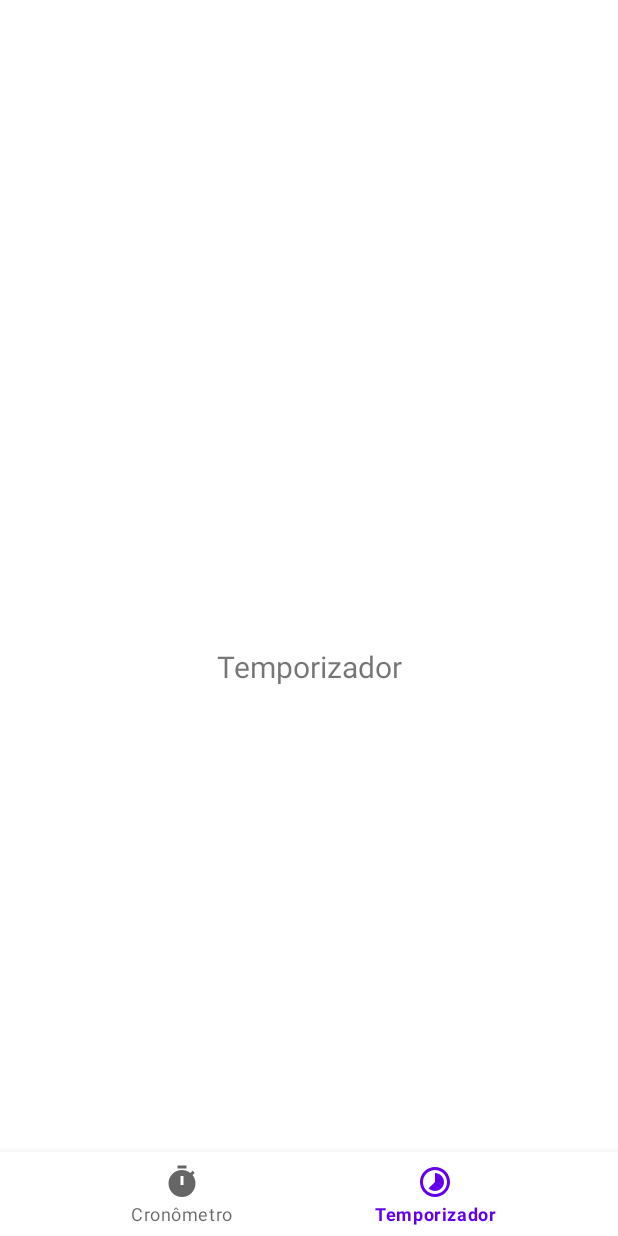
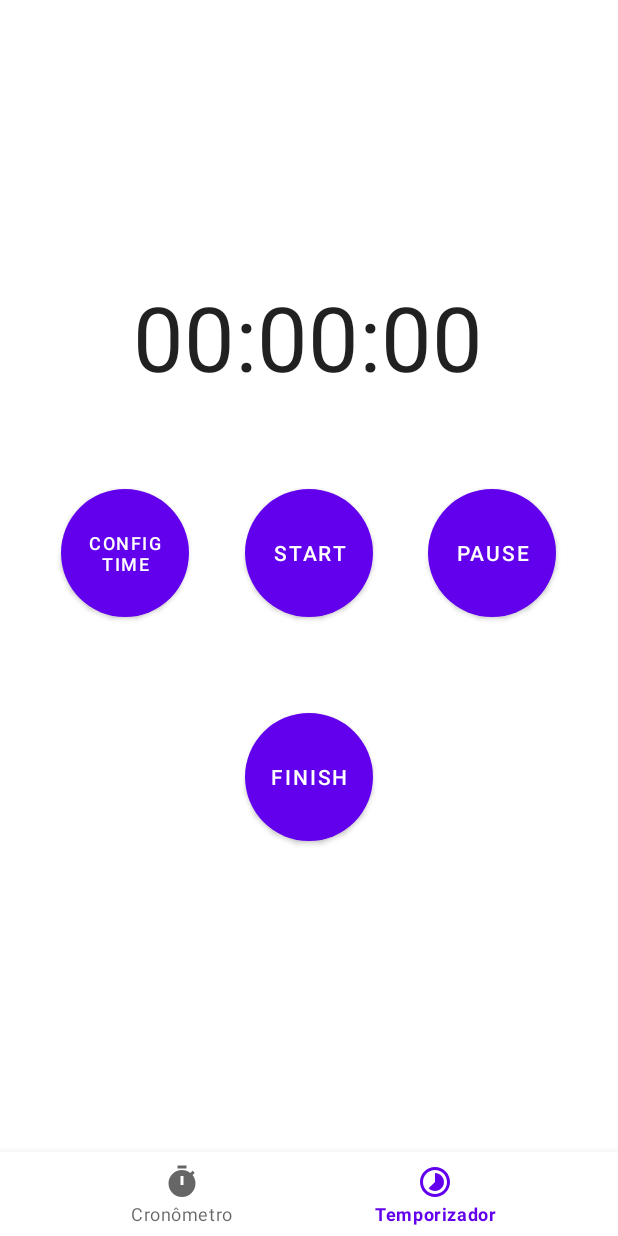
Before and after one commit to Galleazzo/TimeWatchAPP, an Android app: the TimerWatchFragment screen opened through its navigation route, on a phone screen of 412 x 824 dp. Run offline under Robolectric (Android 15) with nearby library versions, the phone set to English and light mode, and no system bars; our stand-ins replace navigation-ui.

Commit message:
Commit Jackson

```diff
--- a/app/src/main/java/br/com/fmu/stopwatchapp/MainActivity.java
+++ b/app/src/main/java/br/com/fmu/stopwatchapp/MainActivity.java
@@ -1,8 +1,6 @@
 package br.com.fmu.stopwatchapp;
 
 import android.os.Bundle;
-import android.view.Window;
-import android.view.WindowManager;
 
 import com.google.android.material.bottomnavigation.BottomNavigationView;
 
@@ -30,11 +28,10 @@ public class MainActivity extends AppCompatActivity {
 
         BottomNavigationView navView = findViewById(R.id.nav_view);
         AppBarConfiguration appBarConfiguration = new AppBarConfiguration.Builder(
-                 R.id.navigation_timer, R.id.navigation_TimeWatch)
+                R.id.navigation_timer, R.id.navigation_TimeWatch)
                 .build();
         NavController navController = Navigation.findNavController(this, R.id.nav_host_fragment_activity_main);
         NavigationUI.setupActionBarWithNavController(this, navController, appBarConfiguration);
         NavigationUI.setupWithNavController(binding.navView, navController);
     }
-
 }
--- a/app/src/main/java/br/com/fmu/stopwatchapp/ui/timerwatch/TimerWatchFragment.java
+++ b/app/src/main/java/br/com/fmu/stopwatchapp/ui/timerwatch/TimerWatchFragment.java
@@ -1,18 +1,34 @@
 package br.com.fmu.stopwatchapp.ui.timerwatch;
 
+import android.app.TimePickerDialog;
 import android.os.Bundle;
+import android.os.CountDownTimer;
 import android.view.LayoutInflater;
 import android.view.View;
 import android.view.ViewGroup;
+import android.widget.Button;
 import android.widget.TextView;
+import android.widget.TimePicker;
 
 import androidx.annotation.NonNull;
 import androidx.fragment.app.Fragment;
 import androidx.lifecycle.ViewModelProvider;
 
+import java.util.Locale;
+
 import br.com.fmu.stopwatchapp.databinding.FragmentTimerwatchBinding;
 
 public class TimerWatchFragment extends Fragment {
+
+    private Button start;
+    private Button configTime;
+    private Button finish;
+    private Button pause;
+    private TextView textView;
+
+    private CountDownTimer temporizador;
+    private boolean isTimerRunning = false;
+    private long timeLeftInMillis = 0; // Tempo inicial
 
     private FragmentTimerwatchBinding binding;
 
@@ -24,9 +40,110 @@ public class TimerWatchFragment extends Fragment {
         binding = FragmentTimerwatchBinding.inflate(inflater, container, false);
         View root = binding.getRoot();
 
-        final TextView textView = binding.textTimerwatch;
-        timerWatchViewModel.getText().observe(getViewLifecycleOwner(), textView::setText);
+        textView = binding.textTimerWatch;
+        start = binding.buttonStart;
+        configTime = binding.buttonConfigTime;
+        finish = binding.buttonFinish;
+        pause = binding.buttonPause;
+
+        configTime.setOnClickListener(new View.OnClickListener() {
+            @Override
+            public void onClick(View v) {
+                showTimePickerDialog();
+            }
+        });
+
+        start.setOnClickListener(new View.OnClickListener() {
+            @Override
+            public void onClick(View v) {
+                startTimer();
+            }
+        });
+
+        pause.setOnClickListener(new View.OnClickListener() {
+            @Override
+            public void onClick(View v) {
+                pauseTimer();
+            }
+        });
+
+        this.finish.setOnClickListener(new View.OnClickListener() {
+            @Override
+            public void onClick(View view) {
+                resetTimer();
+            }
+        });
+
+        updateCountDownText();
+
         return root;
+    }
+
+    private void showTimePickerDialog() {
+        int selectedMinutes = (int) (timeLeftInMillis / 1000) / 60;
+
+        TimePickerDialog timePickerDialog = new TimePickerDialog(
+                getContext(),
+                new TimePickerDialog.OnTimeSetListener() {
+                    @Override
+                    public void onTimeSet(TimePicker view, int hourOfDay, int minute) {
+                        // Converte o tempo selecionado para milissegundos
+                        long selectedMinutes = hourOfDay * 60 + minute;
+                        timeLeftInMillis = selectedMinutes * 60 * 1000;
+
+                        // Atualiza o texto do cronômetro
+                        updateCountDownText();
+                    }
+                },
+                selectedMinutes / 60, // horas
+                selectedMinutes % 60, // minutos
+                true
+        );
+
+        timePickerDialog.show();
+    }
+
+    private void startTimer() {
+        if (!isTimerRunning) {
+            temporizador = new CountDownTimer(timeLeftInMillis, 1000) {
+                @Override
+                public void onFinish() {
+                    updateCountDownFinish();
+                }
+                @Override
+                public void onTick(long millisUntilFinished) {
+                    timeLeftInMillis = millisUntilFinished;
+                    updateCountDownText();
+
+                }
+            }.start();
+            isTimerRunning = true;
+        }
+    }
+
+    private void pauseTimer() {
+        if (isTimerRunning) {
+            temporizador.cancel();
+            isTimerRunning = false;
+        }
+    }
+
+    private void resetTimer() {
+        timeLeftInMillis = 0; // Reinicia o tempo para 0
+        updateCountDownFinish();
+    }
+    private void updateCountDownFinish(){
+        String timeLeftFormatted = "00:00:00";
+        textView.setText(timeLeftFormatted);
+    }
+
+    private void updateCountDownText() {
+        int seconds = (int) (timeLeftInMillis / 1000) % 60 ;
+        int minutes = (int) ((timeLeftInMillis / (1000*60)) % 60);
+        int hours   = (int) ((timeLeftInMillis / (1000*60*60)) % 24);
+
+        String timeLeftFormatted = String.format(Locale.getDefault(), "%02d:%02d:%02d", hours, minutes, seconds);
+        textView.setText(timeLeftFormatted);
     }
 
     @Override
--- a/app/src/main/java/br/com/fmu/stopwatchapp/ui/timerwatch/TimerWatchViewModel.java
+++ b/app/src/main/java/br/com/fmu/stopwatchapp/ui/timerwatch/TimerWatchViewModel.java
@@ -10,7 +10,7 @@ public class TimerWatchViewModel extends ViewModel {
 
     public TimerWatchViewModel() {
         mText = new MutableLiveData<>();
-        mText.setValue("Temporizador");
+        mText.setValue("00:00:00");
     }
 
     public LiveData<String> getText() {
--- a/app/src/main/res/layout/fragment_timerwatch.xml
+++ b/app/src/main/res/layout/fragment_timerwatch.xml
@@ -6,17 +6,72 @@
     android:layout_height="match_parent"
     tools:context=".ui.timerwatch.TimerWatchFragment">
 
-    <TextView
-        android:id="@+id/text_Timerwatch"
-        android:layout_width="match_parent"
-        android:layout_height="wrap_content"
-        android:layout_marginStart="8dp"
-        android:layout_marginTop="8dp"
-        android:layout_marginEnd="8dp"
-        android:textAlignment="center"
-        android:textSize="20sp"
-        app:layout_constraintBottom_toBottomOf="parent"
+    <Chronometer
+        android:id="@+id/textTimerWatch"
+        android:layout_width="282dp"
+        android:layout_height="74dp"
+        android:layout_marginTop="128dp"
+        android:gravity="center"
+        android:text="00:00:00"
+        android:textSize="60sp"
+        app:layout_constraintEnd_toEndOf="parent"
+        app:layout_constraintHorizontal_bias="0.496"
+        app:layout_constraintStart_toStartOf="parent"
+        app:layout_constraintTop_toTopOf="parent" />
+
+    <Button
+        android:id="@+id/buttonPause"
+        android:layout_width="85dp"
+        android:layout_height="85dp"
+        android:layout_marginTop="68dp"
+        android:background="@drawable/button_circle"
+        android:gravity="center"
+        android:onClick="pauseCount"
+        android:text="@string/pause"
+        app:layout_constraintEnd_toEndOf="parent"
+        app:layout_constraintHorizontal_bias="0.474"
+        app:layout_constraintStart_toEndOf="@+id/buttonStart"
+        app:layout_constraintTop_toBottomOf="@+id/textTimerWatch" />
+
+    <Button
+        android:id="@+id/buttonStart"
+        android:layout_width="85dp"
+        android:layout_height="85dp"
+        android:layout_marginTop="68dp"
+        android:background="@drawable/button_circle"
+        android:gravity="center"
+        android:onClick="startCount"
+        android:text="@string/start"
         app:layout_constraintEnd_toEndOf="parent"
         app:layout_constraintStart_toStartOf="parent"
-        app:layout_constraintTop_toTopOf="parent" />
+        app:layout_constraintTop_toBottomOf="@+id/textTimerWatch" />
+
+    <Button
+        android:id="@+id/buttonConfigTime"
+        android:layout_width="85dp"
+        android:layout_height="85dp"
+        android:layout_marginTop="68dp"
+        android:background="@drawable/button_circle"
+        android:gravity="center"
+        android:onClick="configTime"
+        android:textSize="12sp"
+        android:text="configTime"
+        app:layout_constraintEnd_toStartOf="@+id/buttonStart"
+        app:layout_constraintHorizontal_bias="0.525"
+        app:layout_constraintStart_toStartOf="parent"
+        app:layout_constraintTop_toBottomOf="@+id/textTimerWatch" />
+
+    <Button
+        android:id="@+id/buttonFinish"
+        android:layout_width="85dp"
+        android:layout_height="85dp"
+        android:layout_marginTop="64dp"
+        android:background="@drawable/button_circle"
+        android:gravity="center"
+        android:onClick="finishCount"
+        android:text="@string/finish"
+        app:layout_constraintEnd_toEndOf="parent"
+        app:layout_constraintStart_toStartOf="parent"
+        app:layout_constraintTop_toBottomOf="@+id/buttonStart" />
+
 </androidx.constraintlayout.widget.ConstraintLayout>
--- a/build.gradle.kts
+++ b/build.gradle.kts
@@ -1,4 +1,4 @@
 // Top-level build file where you can add configuration options common to all sub-projects/modules.
 plugins {
-    id("com.android.application") version "8.1.2" apply false
+    id("com.android.application") version "8.1.3" apply false
 }
```
